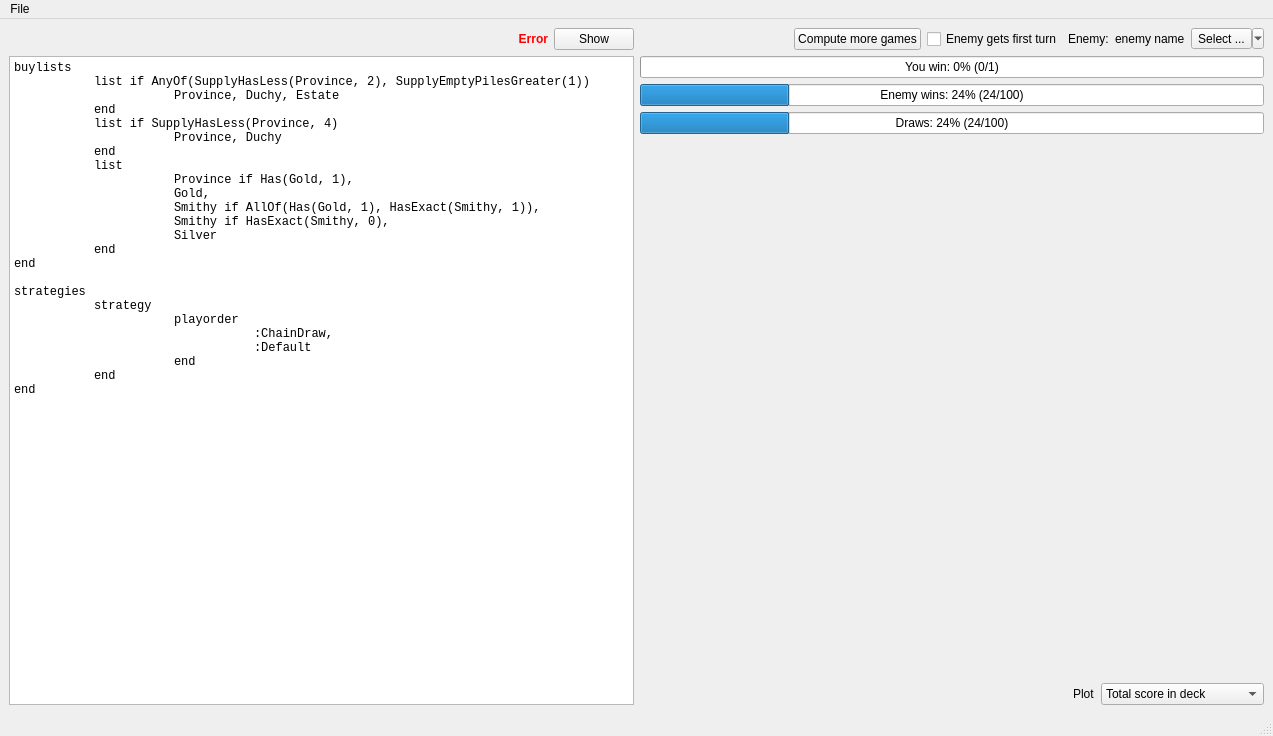
Old version of the form src/ui/mainwindow.ui in the repository scummos/dominion.
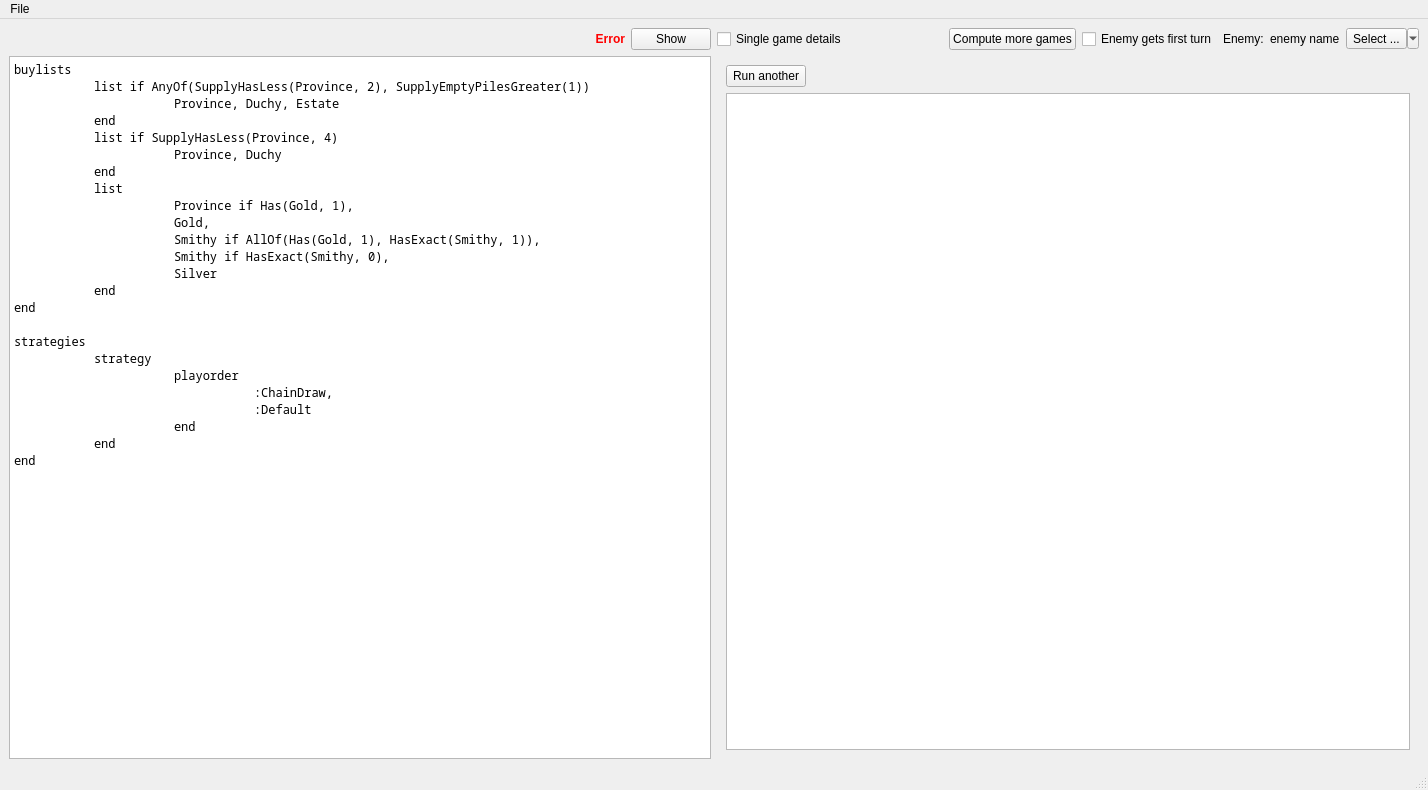
New version of the form. The open tabs and pages were chosen to show the change. Custom widgets are drawn as their Qt base class.

Commit message: generic reactions and single-game visualization

What changed in the file:
```diff
--- a/src/ui/mainwindow.ui
+++ b/src/ui/mainwindow.ui
@@ -6,8 +6,8 @@
    <rect>
     <x>0</x>
     <y>0</y>
-    <width>1273</width>
-    <height>736</height>
+    <width>1428</width>
+    <height>790</height>
    </rect>
   </property>
   <property name="windowTitle">
@@ -127,7 +127,7 @@
        <widget class="QTextEdit" name="strategyEdit">
         <property name="font">
          <font>
-          <family>Monospace</family>
+          <family>Noto Sans Mono</family>
           <pointsize>10</pointsize>
          </font>
         </property>
@@ -135,32 +135,32 @@
          <string>&lt;!DOCTYPE HTML PUBLIC &quot;-//W3C//DTD HTML 4.0//EN&quot; &quot;http://www.w3.org/TR/REC-html40/strict.dtd&quot;&gt;
 &lt;html&gt;&lt;head&gt;&lt;meta name=&quot;qrichtext&quot; content=&quot;1&quot; /&gt;&lt;style type=&quot;text/css&quot;&gt;
 p, li { white-space: pre-wrap; }
-&lt;/style&gt;&lt;/head&gt;&lt;body style=&quot; font-family:'Monospace'; font-size:10pt; font-weight:400; font-style:normal;&quot;&gt;
-&lt;p style=&quot; margin-top:0px; margin-bottom:0px; margin-left:0px; margin-right:0px; -qt-block-indent:0; text-indent:0px;&quot;&gt;&lt;span style=&quot; font-size:9pt;&quot;&gt;buylists&lt;/span&gt;&lt;/p&gt;
-&lt;p style=&quot; margin-top:0px; margin-bottom:0px; margin-left:0px; margin-right:0px; -qt-block-indent:0; text-indent:0px;&quot;&gt;&lt;span style=&quot; font-size:9pt;&quot;&gt;	list if AnyOf(SupplyHasLess(Province, 2), SupplyEmptyPilesGreater(1))&lt;/span&gt;&lt;/p&gt;
-&lt;p style=&quot; margin-top:0px; margin-bottom:0px; margin-left:0px; margin-right:0px; -qt-block-indent:0; text-indent:0px;&quot;&gt;&lt;span style=&quot; font-size:9pt;&quot;&gt;		Province, Duchy, Estate&lt;/span&gt;&lt;/p&gt;
-&lt;p style=&quot; margin-top:0px; margin-bottom:0px; margin-left:0px; margin-right:0px; -qt-block-indent:0; text-indent:0px;&quot;&gt;&lt;span style=&quot; font-size:9pt;&quot;&gt;	end&lt;/span&gt;&lt;/p&gt;
-&lt;p style=&quot; margin-top:0px; margin-bottom:0px; margin-left:0px; margin-right:0px; -qt-block-indent:0; text-indent:0px;&quot;&gt;&lt;span style=&quot; font-size:9pt;&quot;&gt;	list if SupplyHasLess(Province, 4)&lt;/span&gt;&lt;/p&gt;
-&lt;p style=&quot; margin-top:0px; margin-bottom:0px; margin-left:0px; margin-right:0px; -qt-block-indent:0; text-indent:0px;&quot;&gt;&lt;span style=&quot; font-size:9pt;&quot;&gt;		Province, Duchy&lt;/span&gt;&lt;/p&gt;
-&lt;p style=&quot; margin-top:0px; margin-bottom:0px; margin-left:0px; margin-right:0px; -qt-block-indent:0; text-indent:0px;&quot;&gt;&lt;span style=&quot; font-size:9pt;&quot;&gt;	end&lt;/span&gt;&lt;/p&gt;
-&lt;p style=&quot; margin-top:0px; margin-bottom:0px; margin-left:0px; margin-right:0px; -qt-block-indent:0; text-indent:0px;&quot;&gt;&lt;span style=&quot; font-size:9pt;&quot;&gt;	list&lt;/span&gt;&lt;/p&gt;
-&lt;p style=&quot; margin-top:0px; margin-bottom:0px; margin-left:0px; margin-right:0px; -qt-block-indent:0; text-indent:0px;&quot;&gt;&lt;span style=&quot; font-size:9pt;&quot;&gt;		Province if Has(Gold, 1),&lt;/span&gt;&lt;/p&gt;
-&lt;p style=&quot; margin-top:0px; margin-bottom:0px; margin-left:0px; margin-right:0px; -qt-block-indent:0; text-indent:0px;&quot;&gt;&lt;span style=&quot; font-size:9pt;&quot;&gt;		Gold,&lt;/span&gt;&lt;/p&gt;
-&lt;p style=&quot; margin-top:0px; margin-bottom:0px; margin-left:0px; margin-right:0px; -qt-block-indent:0; text-indent:0px;&quot;&gt;&lt;span style=&quot; font-size:9pt;&quot;&gt;		Smithy if AllOf(Has(Gold, 1), HasExact(Smithy, 1)),&lt;/span&gt;&lt;/p&gt;
-&lt;p style=&quot; margin-top:0px; margin-bottom:0px; margin-left:0px; margin-right:0px; -qt-block-indent:0; text-indent:0px;&quot;&gt;&lt;span style=&quot; font-size:9pt;&quot;&gt;		Smithy if HasExact(Smithy, 0),&lt;/span&gt;&lt;/p&gt;
-&lt;p style=&quot; margin-top:0px; margin-bottom:0px; margin-left:0px; margin-right:0px; -qt-block-indent:0; text-indent:0px;&quot;&gt;&lt;span style=&quot; font-size:9pt;&quot;&gt;		Silver&lt;/span&gt;&lt;/p&gt;
-&lt;p style=&quot; margin-top:0px; margin-bottom:0px; margin-left:0px; margin-right:0px; -qt-block-indent:0; text-indent:0px;&quot;&gt;&lt;span style=&quot; font-size:9pt;&quot;&gt;	end&lt;/span&gt;&lt;/p&gt;
-&lt;p style=&quot; margin-top:0px; margin-bottom:0px; margin-left:0px; margin-right:0px; -qt-block-indent:0; text-indent:0px;&quot;&gt;&lt;span style=&quot; font-size:9pt;&quot;&gt;end&lt;/span&gt;&lt;/p&gt;
-&lt;p style=&quot;-qt-paragraph-type:empty; margin-top:0px; margin-bottom:0px; margin-left:0px; margin-right:0px; -qt-block-indent:0; text-indent:0px; font-size:9pt;&quot;&gt;&lt;br /&gt;&lt;/p&gt;
-&lt;p style=&quot; margin-top:0px; margin-bottom:0px; margin-left:0px; margin-right:0px; -qt-block-indent:0; text-indent:0px;&quot;&gt;&lt;span style=&quot; font-size:9pt;&quot;&gt;strategies&lt;/span&gt;&lt;/p&gt;
-&lt;p style=&quot; margin-top:0px; margin-bottom:0px; margin-left:0px; margin-right:0px; -qt-block-indent:0; text-indent:0px;&quot;&gt;&lt;span style=&quot; font-size:9pt;&quot;&gt;	strategy&lt;/span&gt;&lt;/p&gt;
-&lt;p style=&quot; margin-top:0px; margin-bottom:0px; margin-left:0px; margin-right:0px; -qt-block-indent:0; text-indent:0px;&quot;&gt;&lt;span style=&quot; font-size:9pt;&quot;&gt;		playorder&lt;/span&gt;&lt;/p&gt;
-&lt;p style=&quot; margin-top:0px; margin-bottom:0px; margin-left:0px; margin-right:0px; -qt-block-indent:0; text-indent:0px;&quot;&gt;&lt;span style=&quot; font-size:9pt;&quot;&gt;			:ChainDraw,&lt;/span&gt;&lt;/p&gt;
-&lt;p style=&quot; margin-top:0px; margin-bottom:0px; margin-left:0px; margin-right:0px; -qt-block-indent:0; text-indent:0px;&quot;&gt;&lt;span style=&quot; font-size:9pt;&quot;&gt;			:Default&lt;/span&gt;&lt;/p&gt;
-&lt;p style=&quot; margin-top:0px; margin-bottom:0px; margin-left:0px; margin-right:0px; -qt-block-indent:0; text-indent:0px;&quot;&gt;&lt;span style=&quot; font-size:9pt;&quot;&gt;		end&lt;/span&gt;&lt;/p&gt;
-&lt;p style=&quot; margin-top:0px; margin-bottom:0px; margin-left:0px; margin-right:0px; -qt-block-indent:0; text-indent:0px;&quot;&gt;&lt;span style=&quot; font-size:9pt;&quot;&gt;	end&lt;/span&gt;&lt;/p&gt;
-&lt;p style=&quot; margin-top:0px; margin-bottom:0px; margin-left:0px; margin-right:0px; -qt-block-indent:0; text-indent:0px;&quot;&gt;&lt;span style=&quot; font-size:9pt;&quot;&gt;end&lt;/span&gt;&lt;/p&gt;
-&lt;p style=&quot;-qt-paragraph-type:empty; margin-top:0px; margin-bottom:0px; margin-left:0px; margin-right:0px; -qt-block-indent:0; text-indent:0px; font-size:9pt;&quot;&gt;&lt;br /&gt;&lt;/p&gt;&lt;/body&gt;&lt;/html&gt;</string>
+&lt;/style&gt;&lt;/head&gt;&lt;body style=&quot; font-family:'Noto Sans Mono'; font-size:10pt; font-weight:400; font-style:normal;&quot;&gt;
+&lt;p style=&quot; margin-top:0px; margin-bottom:0px; margin-left:0px; margin-right:0px; -qt-block-indent:0; text-indent:0px;&quot;&gt;&lt;span style=&quot; font-family:'Monospace'; font-size:9pt;&quot;&gt;buylists&lt;/span&gt;&lt;/p&gt;
+&lt;p style=&quot; margin-top:0px; margin-bottom:0px; margin-left:0px; margin-right:0px; -qt-block-indent:0; text-indent:0px;&quot;&gt;&lt;span style=&quot; font-family:'Monospace'; font-size:9pt;&quot;&gt;	list if AnyOf(SupplyHasLess(Province, 2), SupplyEmptyPilesGreater(1))&lt;/span&gt;&lt;/p&gt;
+&lt;p style=&quot; margin-top:0px; margin-bottom:0px; margin-left:0px; margin-right:0px; -qt-block-indent:0; text-indent:0px;&quot;&gt;&lt;span style=&quot; font-family:'Monospace'; font-size:9pt;&quot;&gt;		Province, Duchy, Estate&lt;/span&gt;&lt;/p&gt;
+&lt;p style=&quot; margin-top:0px; margin-bottom:0px; margin-left:0px; margin-right:0px; -qt-block-indent:0; text-indent:0px;&quot;&gt;&lt;span style=&quot; font-family:'Monospace'; font-size:9pt;&quot;&gt;	end&lt;/span&gt;&lt;/p&gt;
+&lt;p style=&quot; margin-top:0px; margin-bottom:0px; margin-left:0px; margin-right:0px; -qt-block-indent:0; text-indent:0px;&quot;&gt;&lt;span style=&quot; font-family:'Monospace'; font-size:9pt;&quot;&gt;	list if SupplyHasLess(Province, 4)&lt;/span&gt;&lt;/p&gt;
+&lt;p style=&quot; margin-top:0px; margin-bottom:0px; margin-left:0px; margin-right:0px; -qt-block-indent:0; text-indent:0px;&quot;&gt;&lt;span style=&quot; font-family:'Monospace'; font-size:9pt;&quot;&gt;		Province, Duchy&lt;/span&gt;&lt;/p&gt;
+&lt;p style=&quot; margin-top:0px; margin-bottom:0px; margin-left:0px; margin-right:0px; -qt-block-indent:0; text-indent:0px;&quot;&gt;&lt;span style=&quot; font-family:'Monospace'; font-size:9pt;&quot;&gt;	end&lt;/span&gt;&lt;/p&gt;
+&lt;p style=&quot; margin-top:0px; margin-bottom:0px; margin-left:0px; margin-right:0px; -qt-block-indent:0; text-indent:0px;&quot;&gt;&lt;span style=&quot; font-family:'Monospace'; font-size:9pt;&quot;&gt;	list&lt;/span&gt;&lt;/p&gt;
+&lt;p style=&quot; margin-top:0px; margin-bottom:0px; margin-left:0px; margin-right:0px; -qt-block-indent:0; text-indent:0px;&quot;&gt;&lt;span style=&quot; font-family:'Monospace'; font-size:9pt;&quot;&gt;		Province if Has(Gold, 1),&lt;/span&gt;&lt;/p&gt;
+&lt;p style=&quot; margin-top:0px; margin-bottom:0px; margin-left:0px; margin-right:0px; -qt-block-indent:0; text-indent:0px;&quot;&gt;&lt;span style=&quot; font-family:'Monospace'; font-size:9pt;&quot;&gt;		Gold,&lt;/span&gt;&lt;/p&gt;
+&lt;p style=&quot; margin-top:0px; margin-bottom:0px; margin-left:0px; margin-right:0px; -qt-block-indent:0; text-indent:0px;&quot;&gt;&lt;span style=&quot; font-family:'Monospace'; font-size:9pt;&quot;&gt;		Smithy if AllOf(Has(Gold, 1), HasExact(Smithy, 1)),&lt;/span&gt;&lt;/p&gt;
+&lt;p style=&quot; margin-top:0px; margin-bottom:0px; margin-left:0px; margin-right:0px; -qt-block-indent:0; text-indent:0px;&quot;&gt;&lt;span style=&quot; font-family:'Monospace'; font-size:9pt;&quot;&gt;		Smithy if HasExact(Smithy, 0),&lt;/span&gt;&lt;/p&gt;
+&lt;p style=&quot; margin-top:0px; margin-bottom:0px; margin-left:0px; margin-right:0px; -qt-block-indent:0; text-indent:0px;&quot;&gt;&lt;span style=&quot; font-family:'Monospace'; font-size:9pt;&quot;&gt;		Silver&lt;/span&gt;&lt;/p&gt;
+&lt;p style=&quot; margin-top:0px; margin-bottom:0px; margin-left:0px; margin-right:0px; -qt-block-indent:0; text-indent:0px;&quot;&gt;&lt;span style=&quot; font-family:'Monospace'; font-size:9pt;&quot;&gt;	end&lt;/span&gt;&lt;/p&gt;
+&lt;p style=&quot; margin-top:0px; margin-bottom:0px; margin-left:0px; margin-right:0px; -qt-block-indent:0; text-indent:0px;&quot;&gt;&lt;span style=&quot; font-family:'Monospace'; font-size:9pt;&quot;&gt;end&lt;/span&gt;&lt;/p&gt;
+&lt;p style=&quot;-qt-paragraph-type:empty; margin-top:0px; margin-bottom:0px; margin-left:0px; margin-right:0px; -qt-block-indent:0; text-indent:0px; font-family:'Monospace'; font-size:9pt;&quot;&gt;&lt;br /&gt;&lt;/p&gt;
+&lt;p style=&quot; margin-top:0px; margin-bottom:0px; margin-left:0px; margin-right:0px; -qt-block-indent:0; text-indent:0px;&quot;&gt;&lt;span style=&quot; font-family:'Monospace'; font-size:9pt;&quot;&gt;strategies&lt;/span&gt;&lt;/p&gt;
+&lt;p style=&quot; margin-top:0px; margin-bottom:0px; margin-left:0px; margin-right:0px; -qt-block-indent:0; text-indent:0px;&quot;&gt;&lt;span style=&quot; font-family:'Monospace'; font-size:9pt;&quot;&gt;	strategy&lt;/span&gt;&lt;/p&gt;
+&lt;p style=&quot; margin-top:0px; margin-bottom:0px; margin-left:0px; margin-right:0px; -qt-block-indent:0; text-indent:0px;&quot;&gt;&lt;span style=&quot; font-family:'Monospace'; font-size:9pt;&quot;&gt;		playorder&lt;/span&gt;&lt;/p&gt;
+&lt;p style=&quot; margin-top:0px; margin-bottom:0px; margin-left:0px; margin-right:0px; -qt-block-indent:0; text-indent:0px;&quot;&gt;&lt;span style=&quot; font-family:'Monospace'; font-size:9pt;&quot;&gt;			:ChainDraw,&lt;/span&gt;&lt;/p&gt;
+&lt;p style=&quot; margin-top:0px; margin-bottom:0px; margin-left:0px; margin-right:0px; -qt-block-indent:0; text-indent:0px;&quot;&gt;&lt;span style=&quot; font-family:'Monospace'; font-size:9pt;&quot;&gt;			:Default&lt;/span&gt;&lt;/p&gt;
+&lt;p style=&quot; margin-top:0px; margin-bottom:0px; margin-left:0px; margin-right:0px; -qt-block-indent:0; text-indent:0px;&quot;&gt;&lt;span style=&quot; font-family:'Monospace'; font-size:9pt;&quot;&gt;		end&lt;/span&gt;&lt;/p&gt;
+&lt;p style=&quot; margin-top:0px; margin-bottom:0px; margin-left:0px; margin-right:0px; -qt-block-indent:0; text-indent:0px;&quot;&gt;&lt;span style=&quot; font-family:'Monospace'; font-size:9pt;&quot;&gt;	end&lt;/span&gt;&lt;/p&gt;
+&lt;p style=&quot; margin-top:0px; margin-bottom:0px; margin-left:0px; margin-right:0px; -qt-block-indent:0; text-indent:0px;&quot;&gt;&lt;span style=&quot; font-family:'Monospace'; font-size:9pt;&quot;&gt;end&lt;/span&gt;&lt;/p&gt;
+&lt;p style=&quot;-qt-paragraph-type:empty; margin-top:0px; margin-bottom:0px; margin-left:0px; margin-right:0px; -qt-block-indent:0; text-indent:0px; font-family:'Monospace'; font-size:9pt;&quot;&gt;&lt;br /&gt;&lt;/p&gt;&lt;/body&gt;&lt;/html&gt;</string>
         </property>
        </widget>
       </item>
@@ -170,6 +170,13 @@
      <layout class="QVBoxLayout" name="verticalLayout">
       <item>
        <layout class="QHBoxLayout" name="horizontalLayout_2">
+        <item>
+         <widget class="QCheckBox" name="enableSingleGame">
+          <property name="text">
+           <string>Single game details</string>
+          </property>
+         </widget>
+        </item>
         <item>
          <spacer name="horizontalSpacer_4">
           <property name="orientation">
@@ -239,6 +246,25 @@
        </layout>
       </item>
       <item>
+       <widget class="QStackedWidget" name="stackedWidget">
+        <property name="currentIndex">
+         <number>0</number>
+        </property>
+        <widget class="QWidget" name="page_7">
+         <layout class="QVBoxLayout" name="verticalLayout_3">
+          <property name="leftMargin">
+           <number>0</number>
+          </property>
+          <property name="topMargin">
+           <number>0</number>
+          </property>
+          <property name="rightMargin">
+           <number>0</number>
+          </property>
+          <property name="bottomMargin">
+           <number>0</number>
+          </property>
+          <item>
        <widget class="QProgressBar" name="winrate">
         <property name="minimum">
          <number>0</number>
@@ -383,6 +409,37 @@
        </layout>
       </item>
      </layout>
+        </widget>
+        <widget class="QWidget" name="page_8">
+         <layout class="QVBoxLayout" name="verticalLayout_4">
+          <item>
+           <widget class="QPushButton" name="runAnotherButton">
+            <property name="sizePolicy">
+             <sizepolicy hsizetype="Fixed" vsizetype="Fixed">
+              <horstretch>0</horstretch>
+              <verstretch>0</verstretch>
+             </sizepolicy>
+            </property>
+            <property name="text">
+             <string>Run another</string>
+            </property>
+           </widget>
+          </item>
+          <item>
+           <widget class="QTextBrowser" name="gameDetails">
+            <property name="font">
+             <font>
+              <family>Noto Sans Mono</family>
+              <pointsize>10</pointsize>
+             </font>
+            </property>
+           </widget>
+          </item>
+         </layout>
+        </widget>
+       </widget>
+      </item>
+     </layout>
     </item>
    </layout>
   </widget>
@@ -391,7 +448,7 @@
     <rect>
      <x>0</x>
      <y>0</y>
-     <width>1273</width>
+     <width>1428</width>
      <height>20</height>
     </rect>
    </property>
```
Left out of the diff: 16 changed lines with no effect on the pictures. Lines whose indentation alone changed are shown as unchanged. The commit also changes 44 other files.
